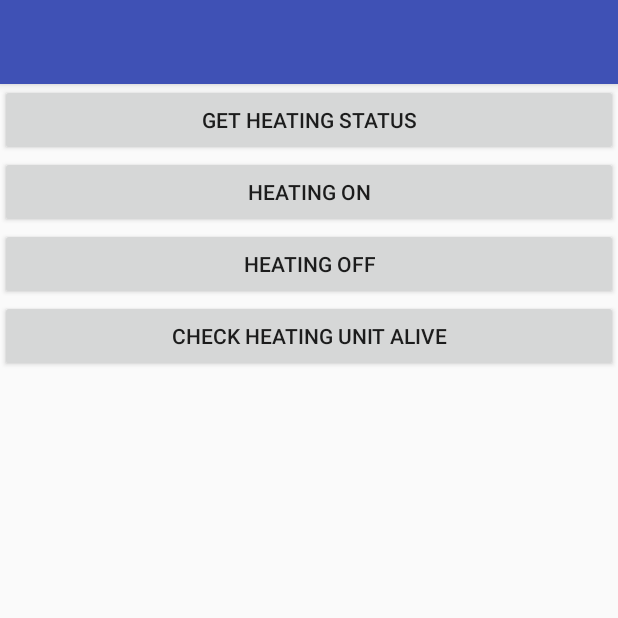
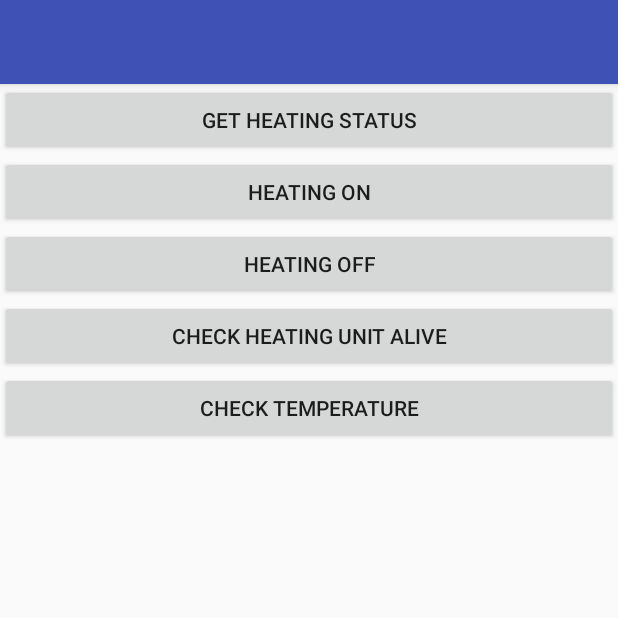
Before and after one commit to JamesDaniel/home-automation, an Android app: the screen it shows after launch (MainActivity), after a tap on "CHECK HEATING UNIT ALIVE", on a phone screen of 412 x 824 dp, the top half of it. Run offline under Robolectric (Android 15) with nearby library versions, the phone set to English and light mode, and no system bars; libraries missing offline, so code that uses them is left out: com.loopj.android, cz.msebera.android; 1 statement that could not run was skipped.

Commit message:
now getting temperature from server to to app.

```diff
--- a/home-automation-android/app/src/main/java/jamesmcgarr/me/homeautomationandroid/activities/MainActivity.java
+++ b/home-automation-android/app/src/main/java/jamesmcgarr/me/homeautomationandroid/activities/MainActivity.java
@@ -26,6 +26,7 @@ public class MainActivity extends AppCompatActivity implements View.OnClickListe
     private Button setHeatingOffBtn;
     private TextView textView;
     private Button isHeaterActiveBtn;
+    private Button getTemperatureBtn;
 
     @Override
     protected void onCreate(Bundle savedInstanceState) {
@@ -37,11 +38,13 @@ public class MainActivity extends AppCompatActivity implements View.OnClickListe
         setHeatingOffBtn = findViewById(R.id.setHeatingOffBtn);
         textView = findViewById(R.id.outputTv);
         isHeaterActiveBtn = findViewById(R.id.isHeaterActiveBtn);
+        getTemperatureBtn = findViewById(R.id.getTemperatureBtn);
 
         getHeatingStatusBtn.setOnClickListener(this);
         setHeatingOnBtn.setOnClickListener(this);
         setHeatingOffBtn.setOnClickListener(this);
         isHeaterActiveBtn.setOnClickListener(this);
+        getTemperatureBtn.setOnClickListener(this);
     }
 
     @Override
@@ -58,6 +61,10 @@ public class MainActivity extends AppCompatActivity implements View.OnClickListe
                 break;
             case R.id.isHeaterActiveBtn:
                 getHeaterActive();
+                break;
+            case R.id.getTemperatureBtn:
+                getTemperature();
+                break;
             default:
                 Log.e(TAG, "No case for view with ID: " + v.getId());
         }
@@ -106,4 +113,20 @@ public class MainActivity extends AppCompatActivity implements View.OnClickListe
             }
         });
     }
+
+    private void getTemperature() {
+        HttpUtils.get(AppConstants.ENVIRONMENT_CONTROL, AppConstants.TEMPERATURE, new RequestParams(), new JsonHttpResponseHandler() {
+            @Override
+            public void onSuccess(int statusCode, Header[] headers, JSONObject response) {
+                Log.d(TAG, "Response: " + response);
+                try {
+                    JSONObject obj = response;
+                    String temperature = (String) obj.get("temperatureC");
+                    textView.setText("The temperature is: " + temperature + " degrees C.");
+                } catch (Exception e) {
+                    e.printStackTrace();
+                }
+            }
+        });
+    }
 }
--- a/home-automation-android/app/src/main/java/jamesmcgarr/me/homeautomationandroid/utils/AppConstants.java
+++ b/home-automation-android/app/src/main/java/jamesmcgarr/me/homeautomationandroid/utils/AppConstants.java
@@ -11,6 +11,7 @@ public class AppConstants {
     public static final String HEATER_ON = "/livingRoom/oilFilled1/on";
     public static final String HEATER_OFF = "/livingRoom/oilFilled1/off";
     public static final String HEATER_ACTIVE = "/livingRoom/heartbeatOilFilled1";
+    public static final String TEMPERATURE = "/livingRoom/temperature/";
 
     // ports
     public static final String MAINS_APPLIANCES = "8080";
--- a/home-automation-android/app/src/main/res/layout/activity_main.xml
+++ b/home-automation-android/app/src/main/res/layout/activity_main.xml
@@ -29,11 +29,17 @@
         android:layout_height="wrap_content"
         android:text="Check Heating Unit Alive"
         android:layout_below="@+id/setHeatingOffBtn"/>
+    <Button
+        android:id="@+id/getTemperatureBtn"
+        android:layout_width="match_parent"
+        android:layout_height="wrap_content"
+        android:text="Check Temperature"
+        android:layout_below="@+id/isHeaterActiveBtn"/>
 
     <TextView
         android:id="@+id/outputTv"
         android:layout_width="match_parent"
         android:layout_height="wrap_content"
-        android:layout_below="@+id/isHeaterActiveBtn"/>
+        android:layout_below="@+id/getTemperatureBtn"/>
 
 </RelativeLayout>
```
Also changed, not shown: 2 other files.
